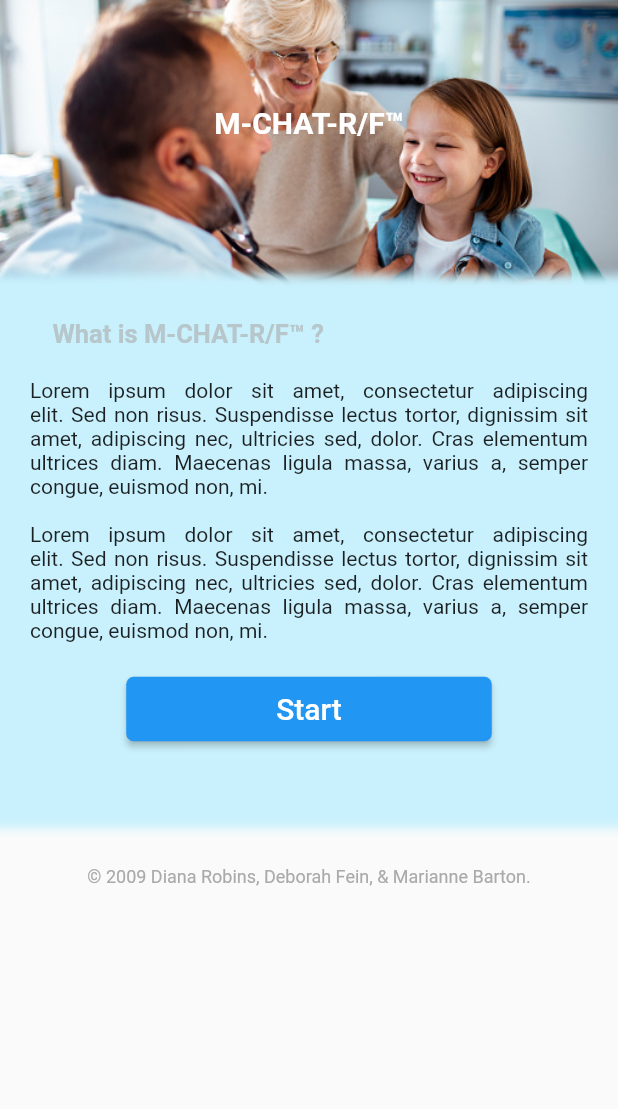
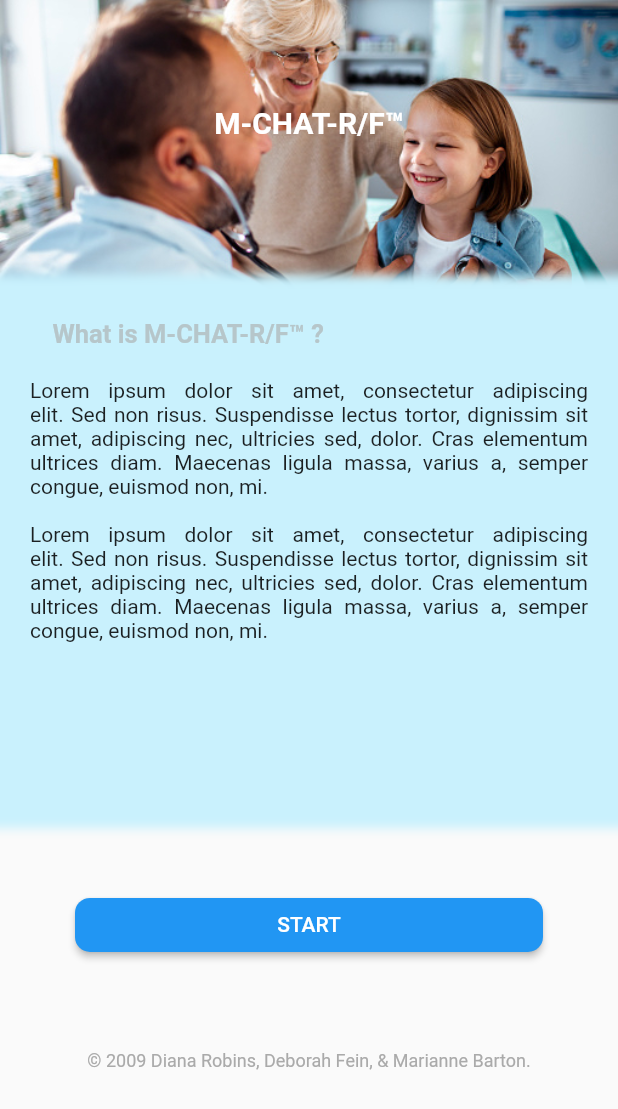
Before and after one commit to Zaille/Autism-project, a Flutter app: the Home widget shown alone on an empty page, opened directly, on a phone screen of 412 x 824 dp. Shown: the top 1109 px of the screen. Run offline on Flutter 3.47's test engine with Material 2 defaults, Android fonts, the phone set to English and light mode, and no system bars; our stand-ins replace dio, email_validator, fluttertoast, image_picker.

Commit message:
Modify pages with global container and button

```diff
--- a/autism_app/lib/home.dart
+++ b/autism_app/lib/home.dart
@@ -1,3 +1,4 @@
+import 'package:autismtest/submitButton.dart';
 import 'package:flutter/cupertino.dart';
 import 'package:flutter/material.dart';
 
@@ -73,27 +74,17 @@ class HomeState extends State<Home> {
                         "massa, varius a, semper congue, euismod non, mi.", textAlign: TextAlign.justify,
                     ),
                   ),
-                  Center(
-                    child: Container (
-                      child: RaisedButton(
-                        onPressed: () {}, // TODO : Envoyer vers page Instructions
-                        textColor: Colors.white,
-                        padding: const EdgeInsets.symmetric(vertical: 10.0, horizontal: 100.0),
-                        color: Colors.blue,
-                        child: const Text('Start', style: TextStyle(fontSize: 20)),
-                        shape: RoundedRectangleBorder (
-                          borderRadius: BorderRadius.circular(5.0),
-                        ),
-                      ),
-                    ),
-                  ),
                 ],
               )
+          ),
+          SubmitButton(
+            text: "START",
+            onPressed: () {},
           ),
           Center(
               child: Container(
 //                  transform: Matrix4.translationValues(0.0, -50.0, 0.0),
-                  padding: const EdgeInsets.symmetric( vertical: 35.0, horizontal: 50 ),
+                  padding: const EdgeInsets.symmetric( vertical: 10.0, horizontal: 50 ),
                   child: Text("© 2009 Diana Robins, Deborah Fein, & Marianne Barton.",
                     textAlign: TextAlign.center,
                     style: TextStyle(
--- a/autism_app/lib/main.dart
+++ b/autism_app/lib/main.dart
@@ -47,7 +47,7 @@ class _MyAppState extends State<MyApp> {
           child: AppBar(),
         ),
         body: Center(
-          child: QuestionWidget(),
+          child: Thank(),
         ),
       ),
     );
--- a/autism_app/lib/roundedContainer.dart
+++ b/autism_app/lib/roundedContainer.dart
@@ -5,12 +5,14 @@ class RoundedContainer extends StatelessWidget {
     Key key,
     this.children,
     this.title,
+    this.titleSize = 24.0,
     this.color = Colors.white,
     this.height = null})
       : super(key: key);
 
   final children;
   final title;
+  final titleSize;
   final color;
   final height;
 
@@ -30,7 +32,7 @@ class RoundedContainer extends StatelessWidget {
               title,
               style: TextStyle(
                   fontWeight: FontWeight.bold,
-                  fontSize: 24,
+                  fontSize: this.titleSize,
                   color: Colors.blueGrey),
             ),
           ),
--- a/autism_app/lib/submitButton.dart
+++ b/autism_app/lib/submitButton.dart
@@ -17,7 +17,7 @@ class SubmitButton extends StatelessWidget {
 
   @override
   Widget build(BuildContext context) {
-    return Padding(
+    return Container(
       padding: this.padding,
       child: RaisedButton(
         child: Text(this.text),
```
Also changed, not shown: autism_app/lib/instructions.dart (+3 -9 lines), autism_app/lib/thank.dart (+13 -39 lines).
